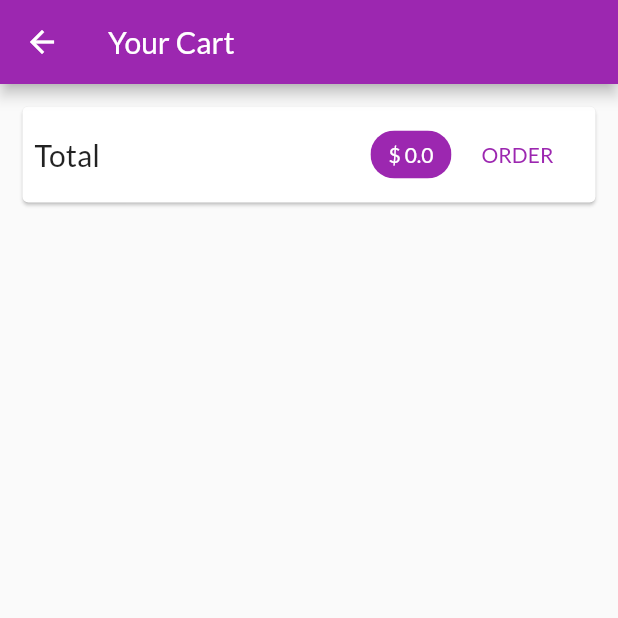
After one commit to Pupye/ShopAppUdemy, a Flutter app: the CartScreen screen opened by its route, on a phone screen of 412 x 824 dp, the top half of it. The commit adds this screen. Run offline on Flutter 3.47's test engine with Material 2 defaults, Android fonts, the phone set to English and light mode, and no system bars; network calls fail.

Commit message:
added card screen

```diff
--- a/lib/main.dart
+++ b/lib/main.dart
@@ -5,6 +5,7 @@ import './screens/products_overview_screen.dart';
 import './screens/product_detail_screen.dart';
 import './providers/products.dart';
 import './providers/cart.dart';
+import './screens/cart_screen.dart';
 
 void main() => runApp(MyApp());
 
@@ -32,6 +33,7 @@ class MyApp extends StatelessWidget {
           ),
           home: ProductsOverviewScreen(),
           routes: {
+            CartScreen.routeName: (ctx) => CartScreen(),
             ProductDetailScreen.routeName: (ctx) => ProductDetailScreen(),
           },
         ));
--- a/lib/providers/cart.dart
+++ b/lib/providers/cart.dart
@@ -24,6 +24,16 @@ class Cart with ChangeNotifier {
     return _items.length;
   }
 
+  double get totalAmount {
+    double total = 0.0;
+
+    _items.forEach((key, cartItem) {
+      total += cartItem.price * cartItem.quantity;
+    });
+
+    return total;
+  }
+
   void addItem(String productId, double price, String title) {
     if (_items.containsKey(productId)) {
       _items.update(
--- /dev/null
+++ b/lib/screens/cart_screen.dart
@@ -0,0 +1,68 @@
+import 'package:flutter/material.dart';
+import 'package:shop_app/providers/cart.dart';
+import 'package:provider/provider.dart';
+import '../widgets/cart_item.dart';
+
+class CartScreen extends StatelessWidget {
+  static const routeName = '/cart';
+
+  @override
+  Widget build(BuildContext context) {
+    final cart = Provider.of<Cart>(context);
+    return Scaffold(
+      appBar: AppBar(
+        title: Text('Your Cart'),
+      ),
+      body: Column(
+        children: <Widget>[
+          Card(
+            margin: EdgeInsets.all(15),
+            child: Padding(
+              padding: EdgeInsets.all(8),
+              child: Row(
+                mainAxisAlignment: MainAxisAlignment.spaceBetween,
+                children: <Widget>[
+                  Text(
+                    'Total',
+                    style: TextStyle(
+                      fontSize: 20,
+                    ),
+                  ),
+                  Spacer(),
+                  Chip(
+                    label: Text(
+                      '\$ ' + cart.totalAmount.toString(),
+                      style: TextStyle(
+                          color:
+                              Theme.of(context).primaryTextTheme.title.color),
+                    ),
+                    backgroundColor: Theme.of(context).primaryColor,
+                  ),
+                  FlatButton(
+                    child: Text('ORDER'),
+                    onPressed: () {},
+                    textColor: Theme.of(context).primaryColor,
+                  )
+                ],
+              ),
+            ),
+          ),
+          SizedBox(
+            height: 10,
+          ),
+          Expanded(
+            child: ListView.builder(
+              itemBuilder: (ctx, i) => CartItem(
+                    id: cart.items.values.toList()[i].id,
+                    price: cart.items.values.toList()[i].price,
+                    quantity: cart.items.values.toList()[i].quantity,
+                    title: cart.items.values.toList()[i].title,
+                  ),
+              itemCount: cart.itemCount,
+            ),
+          )
+        ],
+      ),
+    );
+  }
+}
--- a/lib/screens/products_overview_screen.dart
+++ b/lib/screens/products_overview_screen.dart
@@ -1,5 +1,6 @@
 import 'package:flutter/material.dart';
 import 'package:shop_app/providers/cart.dart';
+import 'package:shop_app/screens/cart_screen.dart';
 import '../widgets/product_grid.dart';
 import '../widgets/badge.dart';
 import 'package:provider/provider.dart';
@@ -54,7 +55,9 @@ class _ProductOverViewScreenState extends State<ProductsOverviewScreen> {
                 Badge(value: cartData.itemCount.toString(), child: ch),
             child: IconButton(
               icon: Icon(Icons.shopping_cart),
-              onPressed: () {},
+              onPressed: () {
+                Navigator.of(context).pushNamed(CartScreen.routeName);
+              },
             ),
           ),
         ],
```
Also changed, not shown: lib/widgets/cart_item.dart (added, +29 -0 lines).
